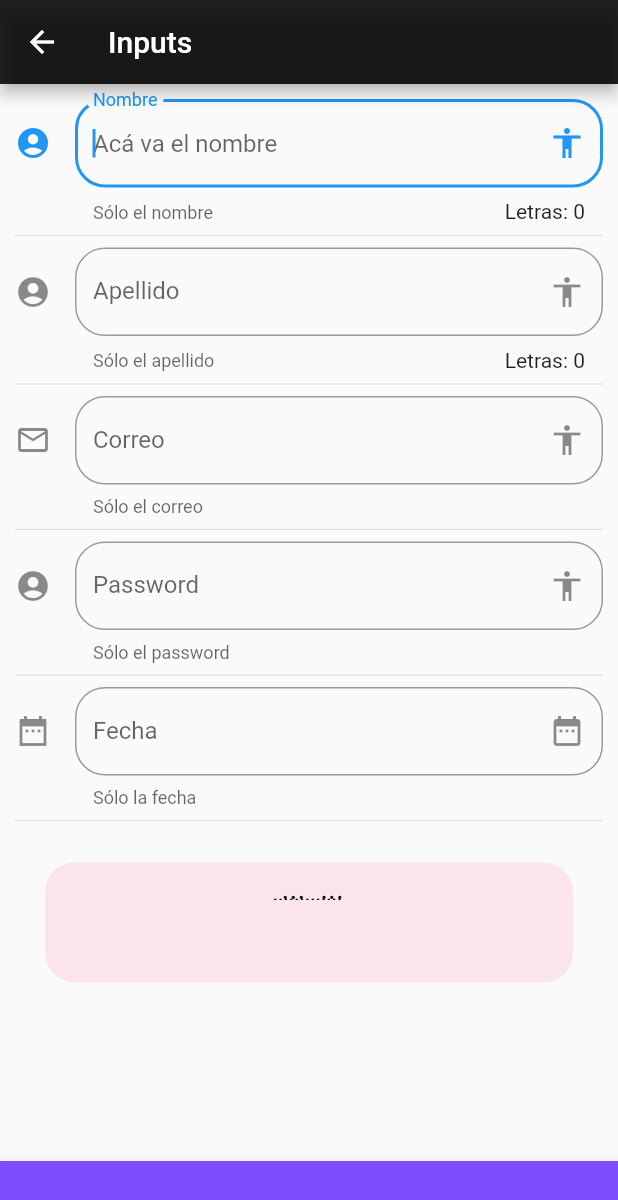
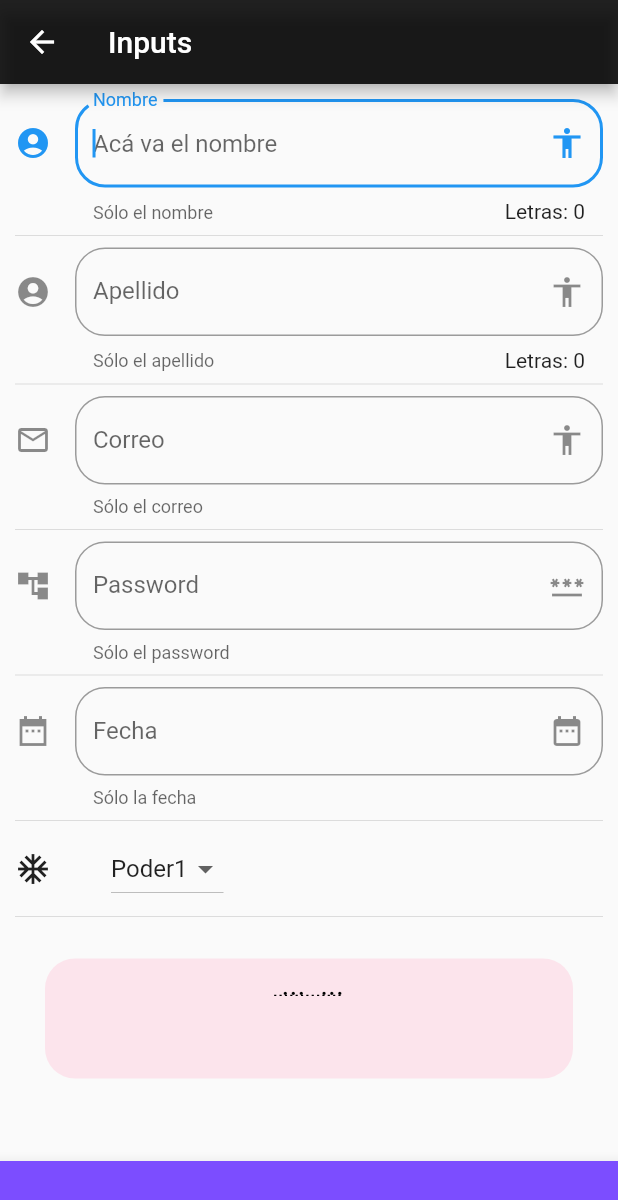
Before and after one commit to juanvarco95/flutter, a Flutter app: the InputPage screen opened by its route, on a phone screen of 412 x 824 dp. Shown: the top 1200 px of the screen. Run offline on Flutter 3.47's test engine with Material 2 defaults, Android fonts, the phone set to English and light mode, and no system bars.

```diff
--- a/lib/src/pages/input_page.dart
+++ b/lib/src/pages/input_page.dart
@@ -11,11 +11,16 @@ class _InputPageState extends State<InputPage> {
   String _nombre = '';
   String _apellido = '';
   String _correo = '';
+  // ignore: unused_field
   String _password = '';
   /* // Para la fecha se usa un TextEditingController que guarde la acción que se
   y luego en la función se debe usar un onTap:(){} que tenga una función FocusScope
   para evitar que el usuario ingrese texto*/
   String _fecha = '';
+
+
+  List<String> _poderes = ['Poder1','Poder2','Poder3','Poder4'];
+  String _opcionSeleccionada = 'Poder1';
   // Controlador de la fecha
   TextEditingController _inputFieldDateController = TextEditingController();
 
@@ -46,6 +51,8 @@ class _InputPageState extends State<InputPage> {
           _passwordInputs(),
           Divider(),
           _inputFecha(context),
+          Divider(),
+          _crearDropdown(),
           Divider(),
           _mostrarTexto(),
         ],
@@ -142,8 +149,8 @@ class _InputPageState extends State<InputPage> {
           hintText: 'Acá va el password',
           labelText: 'Password',
           helperText: 'Sólo el password',
-          suffixIcon: Icon(Icons.accessibility),
-          icon: Icon(Icons.account_circle)),
+          suffixIcon: Icon(Icons.password),
+          icon: Icon(Icons.account_tree)),
       onChanged: (valor) {
         setState(() {
           _password = valor;
@@ -190,4 +197,32 @@ class _InputPageState extends State<InputPage> {
       });
     }
   }
+
+  List<DropdownMenuItem<String>> _getOpcionesDropdown() {
+    List<DropdownMenuItem<String>> lista = [];
+
+    _poderes.forEach((poder) {
+      lista.add(DropdownMenuItem(child: Text(poder), value: poder,));
+
+    });
+
+    return lista;
+  }
+
+  Widget _crearDropdown(){
+    return Row(
+      children: [
+        Icon(Icons.ac_unit),
+        SizedBox(width: 40),
+        DropdownButton(
+          value: _opcionSeleccionada,
+          items: _getOpcionesDropdown(),
+          onChanged: (opt) {
+            setState(() {
+              _opcionSeleccionada = opt.toString();
+            });
+          },),
+      ],
+    );
+  }
 }
--- a/lib/src/routes/routes.dart
+++ b/lib/src/routes/routes.dart
@@ -1,6 +1,8 @@
+import 'package:componentes/src/pages/list_page.dart';
 import 'package:flutter/material.dart';
 
 import 'package:componentes/src/pages/alert_page.dart';
+import 'package:componentes/src/pages/slider_page.dart';
 import 'package:componentes/src/pages/avatar_page.dart';
 import 'package:componentes/src/pages/input_page.dart';
 import 'package:componentes/src/pages/animated_container.dart';
@@ -17,5 +19,7 @@ Map<String, WidgetBuilder> getApplicationRoutes() {
     'card': (BuildContext context) => CardPage(),
     'animatedContainer': (BuildContext context) => AnimatedContainerPage(),
     'inputs': (BuildContext context) => InputPage(),
+    'slider': (BuildContext context) => SliderPage(),
+    'list': (BuildContext context) => ListPage(),
   };
 }
--- a/lib/src/utils/icono_string_util.dart
+++ b/lib/src/utils/icono_string_util.dart
@@ -6,6 +6,8 @@ final _icons = <String, IconData>{
   'folder_open': Icons.folder_open,
   'donut_large': Icons.donut_large,
   'input': Icons.input,
+  'tune': Icons.tune,
+  'list': Icons.list
 };
 
 Icon getIcon(String nombreIcono) => Icon(
```
Also changed, not shown: data/menu_opts.json (+10 -0 lines), lib/src/pages/list_page.dart (added, +61 -0 lines), lib/src/pages/slider_page.dart (added, +84 -0 lines).
